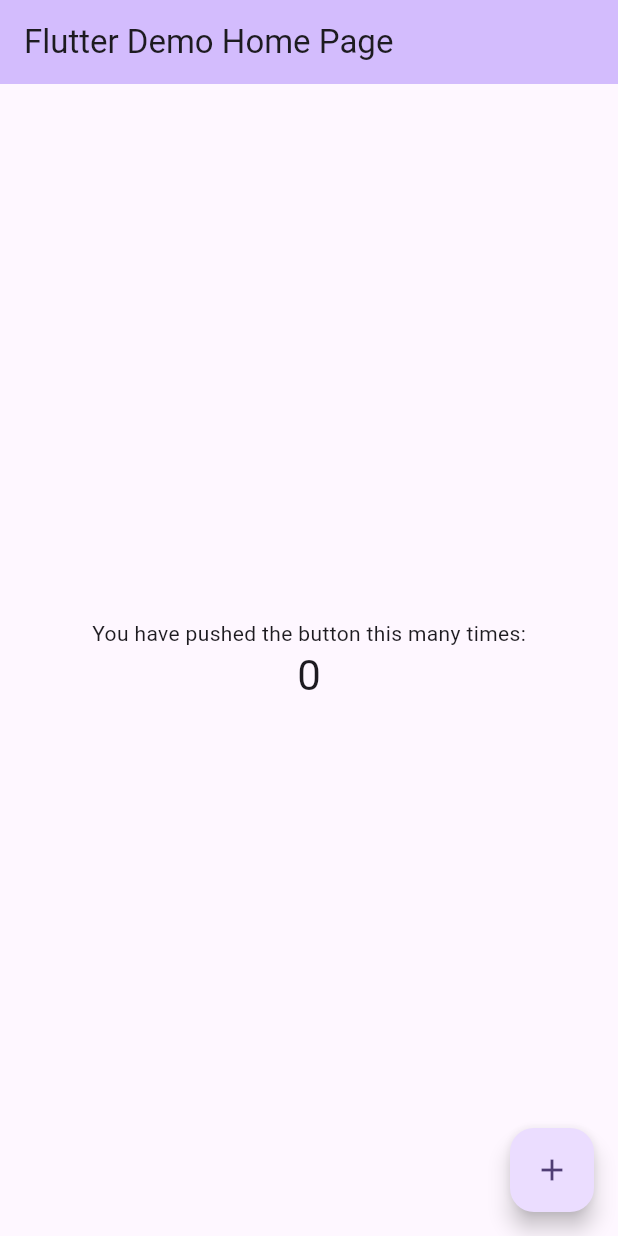
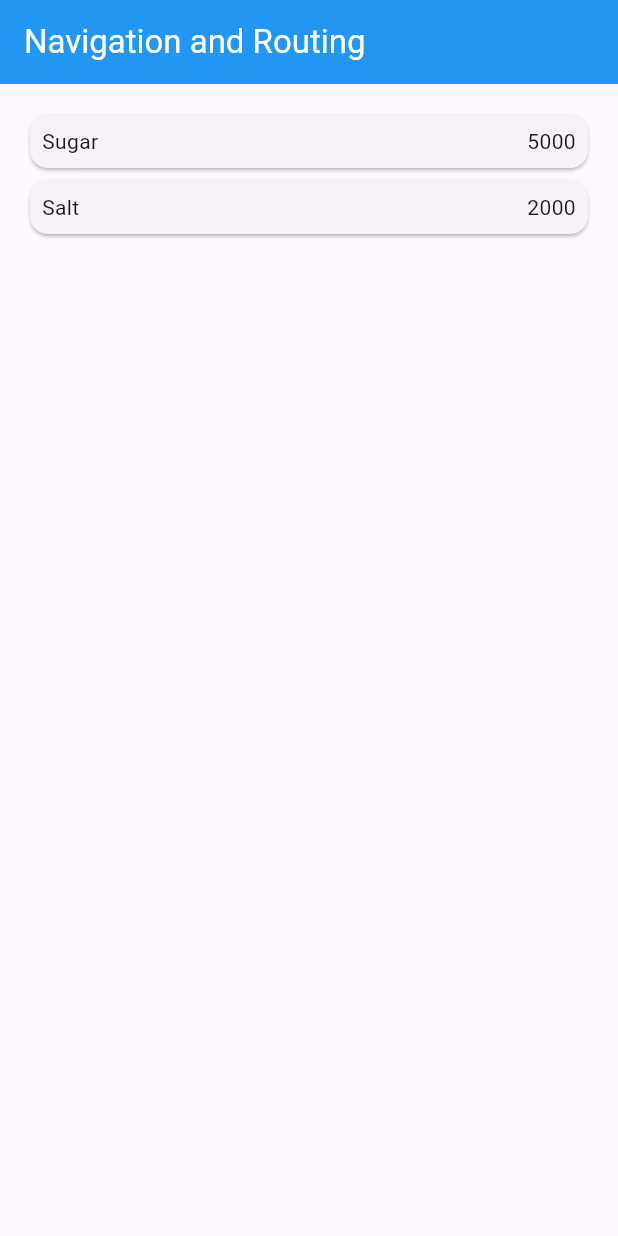
Before and after one commit to andidprastyo/2141720046-mobile-2023, a Flutter app: the screen it shows after launch, on a phone screen of 412 x 824 dp. Run offline on Flutter 3.47's test engine with Material 2 defaults, Android fonts, the phone set to English and light mode, and no system bars; missing offline and left inert: layout_flutter; key blocks and very long unbroken strings in the code were emptied for the run.

Commit message:
feat:Added Praktikum

```diff
--- /dev/null
+++ b/week-08/Src/belanja/lib/Models/item.dart
@@ -0,0 +1,6 @@
+class Item {
+  String? name;
+  int? price;
+
+  Item({this.name, this.price});
+}
--- /dev/null
+++ b/week-08/Src/belanja/lib/Pages/home_page.dart
@@ -0,0 +1,58 @@
+import 'package:flutter/material.dart';
+import 'package:belanja/Pages/item_page.dart';
+import 'package:belanja/Models/item.dart';
+
+class HomePage extends StatelessWidget {
+  HomePage({super.key});
+  final List<Item> items = [
+    Item(name: 'Sugar', price: 5000),
+    Item(name: 'Salt', price: 2000)
+  ];
+
+  @override
+  Widget build(BuildContext context) {
+    return Scaffold(
+      appBar: AppBar(
+        title: const Text(
+          'Navigation and Routing',
+          style: TextStyle(color: Colors.white),
+        ),
+        backgroundColor: Colors.blue,
+      ),
+      body: Container(
+        margin: const EdgeInsets.all(8),
+        child: ListView.builder(
+          padding: const EdgeInsets.all(8),
+          itemCount: items.length,
+          itemBuilder: (context, index) {
+            final item = items[index];
+            return InkWell(
+              onTap: () {
+                Navigator.push(
+                    context,
+                    MaterialPageRoute(
+                        builder: (context) => ItemPage(item: item)));
+              },
+              child: Card(
+                child: Container(
+                  margin: const EdgeInsets.all(8),
+                  child: Row(
+                    children: [
+                      Expanded(child: Text(item.name!)),
+                      Expanded(
+                        child: Text(
+                          item.price.toString(),
+                          textAlign: TextAlign.end,
+                        ),
+                      )
+                    ],
+                  ),
+                ),
+              ),
+            );
+          },
+        ),
+      ),
+    );
+  }
+}
--- /dev/null
+++ b/week-08/Src/belanja/lib/Pages/item_page.dart
@@ -0,0 +1,21 @@
+import 'package:flutter/material.dart';
+import 'package:belanja/Models/item.dart';
+
+class ItemPage extends StatelessWidget {
+  final Item item;
+  const ItemPage({super.key, required this.item});
+
+  @override
+  Widget build(BuildContext context) {
+    return Scaffold(
+      appBar: AppBar(
+        title: Text(
+          item.name!,
+          style: const TextStyle(color: Colors.white),
+        ),
+        backgroundColor: Colors.blue,
+      ),
+      body: Center(child: Text('${item.name} with ${item.price}')),
+    );
+  }
+}
--- a/week-08/Src/belanja/lib/main.dart
+++ b/week-08/Src/belanja/lib/main.dart
@@ -1,4 +1,5 @@
 import 'package:flutter/material.dart';
+import 'Pages/home_page.dart';
 
 void main() {
   runApp(const MyApp());
@@ -6,120 +7,15 @@ void main() {
 
 class MyApp extends StatelessWidget {
   const MyApp({super.key});
-
-  // This widget is the root of your application.
   @override
   Widget build(BuildContext context) {
     return MaterialApp(
       title: 'Flutter Demo',
       theme: ThemeData(
-        // This is the theme of your application.
-        //
-        // TRY THIS: Try running your application with "flutter run". You'll see
-        // the application has a blue toolbar. Then, without quitting the app,
-        // try changing the seedColor in the colorScheme below to Colors.green
-        // and then invoke "hot reload" (save your changes or press the "hot
-        // reload" button in a Flutter-supported IDE, or press "r" if you used
-        // the command line to start the app).
-        //
-        // Notice that the counter didn't reset back to zero; the application
-        // state is not lost during the reload. To reset the state, use hot
-        // restart instead.
-        //
-        // This works for code too, not just values: Most code changes can be
-        // tested with just a hot reload.
         colorScheme: ColorScheme.fromSeed(seedColor: Colors.deepPurple),
         useMaterial3: true,
       ),
-      home: const MyHomePage(title: 'Flutter Demo Home Page'),
+      home: HomePage(),
     );
   }
 }
-
-class MyHomePage extends StatefulWidget {
-  const MyHomePage({super.key, required this.title});
-
-  // This widget is the home page of your application. It is stateful, meaning
-  // that it has a State object (defined below) that contains fields that affect
-  // how it looks.
-
-  // This class is the configuration for the state. It holds the values (in this
-  // case the title) provided by the parent (in this case the App widget) and
-  // used by the build method of the State. Fields in a Widget subclass are
-  // always marked "final".
-
-  final String title;
-
-  @override
-  State<MyHomePage> createState() => _MyHomePageState();
-}
-
-class _MyHomePageState extends State<MyHomePage> {
-  int _counter = 0;
-
-  void _incrementCounter() {
-    setState(() {
-      // This call to setState tells the Flutter framework that something has
-      // changed in this State, which causes it to rerun the build method below
-      // so that the display can reflect the updated values. If we changed
-      // _counter without calling setState(), then the build method would not be
-      // called again, and so nothing would appear to happen.
-      _counter++;
-    });
-  }
-
-  @override
-  Widget build(BuildContext context) {
-    // This method is rerun every time setState is called, for instance as done
-    // by the _incrementCounter method above.
-    //
-    // The Flutter framework has been optimized to make rerunning build methods
-    // fast, so that you can just rebuild anything that needs updating rather
-    // than having to individually change instances of widgets.
-    return Scaffold(
-      appBar: AppBar(
-        // TRY THIS: Try changing the color here to a specific color (to
-        // Colors.amber, perhaps?) and trigger a hot reload to see the AppBar
-        // change color while the other colors stay the same.
-        backgroundColor: Theme.of(context).colorScheme.inversePrimary,
-        // Here we take the value from the MyHomePage object that was created by
-        // the App.build method, and use it to set our appbar title.
-        title: Text(widget.title),
-      ),
-      body: Center(
-        // Center is a layout widget. It takes a single child and positions it
-        // in the middle of the parent.
-        child: Column(
-          // Column is also a layout widget. It takes a list of children and
-          // arranges them vertically. By default, it sizes itself to fit its
-          // children horizontally, and tries to be as tall as its parent.
-          //
-          // Column has various properties to control how it sizes itself and
-          // how it positions its children. Here we use mainAxisAlignment to
-          // center the children vertically; the main axis here is the vertical
-          // axis because Columns are vertical (the cross axis would be
-          // horizontal).
-          //
-          // TRY THIS: Invoke "debug painting" (choose the "Toggle Debug Paint"
-          // action in the IDE, or press "p" in the console), to see the
-          // wireframe for each widget.
-          mainAxisAlignment: MainAxisAlignment.center,
-          children: <Widget>[
-            const Text(
-              'You have pushed the button this many times:',
-            ),
-            Text(
-              '$_counter',
-              style: Theme.of(context).textTheme.headlineMedium,
-            ),
-          ],
-        ),
-      ),
-      floatingActionButton: FloatingActionButton(
-        onPressed: _incrementCounter,
-        tooltip: 'Increment',
-        child: const Icon(Icons.add),
-      ), // This trailing comma makes auto-formatting nicer for build methods.
-    );
-  }
-}
```
